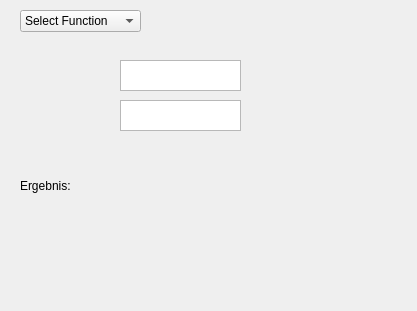
This is ui/views/percent/percent.ui in dammmueller-calculator/calculator as Qt 5 draws it before an edit. The edited form follows.
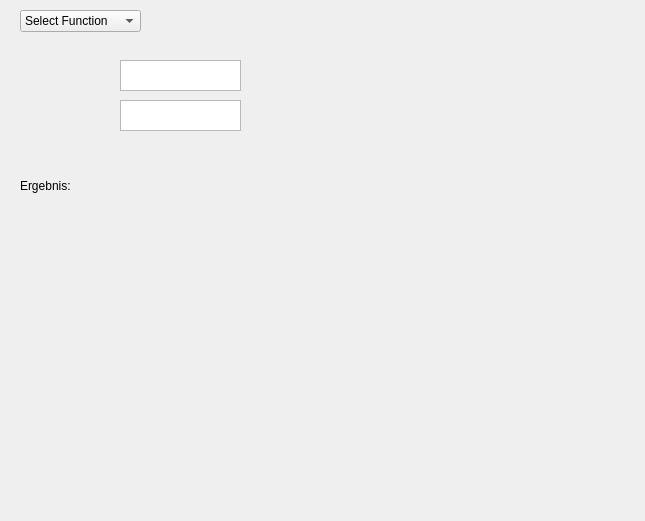
This is the edited form.

Commit message: percentage-module - rename functions, widget elements yet to be renamed

Diff of the .ui file:
```diff
--- a/ui/views/percent/percent.ui
+++ b/ui/views/percent/percent.ui
@@ -6,8 +6,8 @@
    <rect>
     <x>0</x>
     <y>0</y>
-    <width>417</width>
-    <height>311</height>
+    <width>645</width>
+    <height>521</height>
    </rect>
   </property>
   <property name="windowTitle">
@@ -130,6 +130,16 @@
     <string/>
    </property>
   </widget>
+  <widget class="QWidget" name="wi_inputModule" native="true">
+   <property name="geometry">
+    <rect>
+     <x>20</x>
+     <y>210</y>
+     <width>581</width>
+     <height>281</height>
+    </rect>
+   </property>
+  </widget>
  </widget>
  <resources/>
  <connections>
```
The commit also changes 2 other files.
